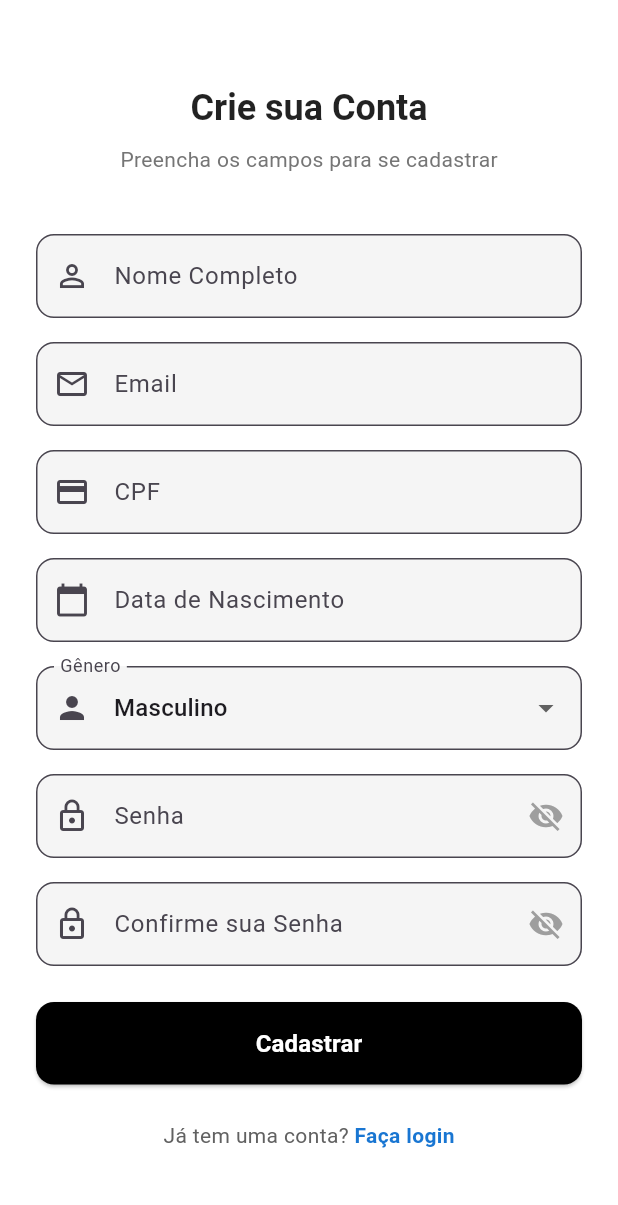
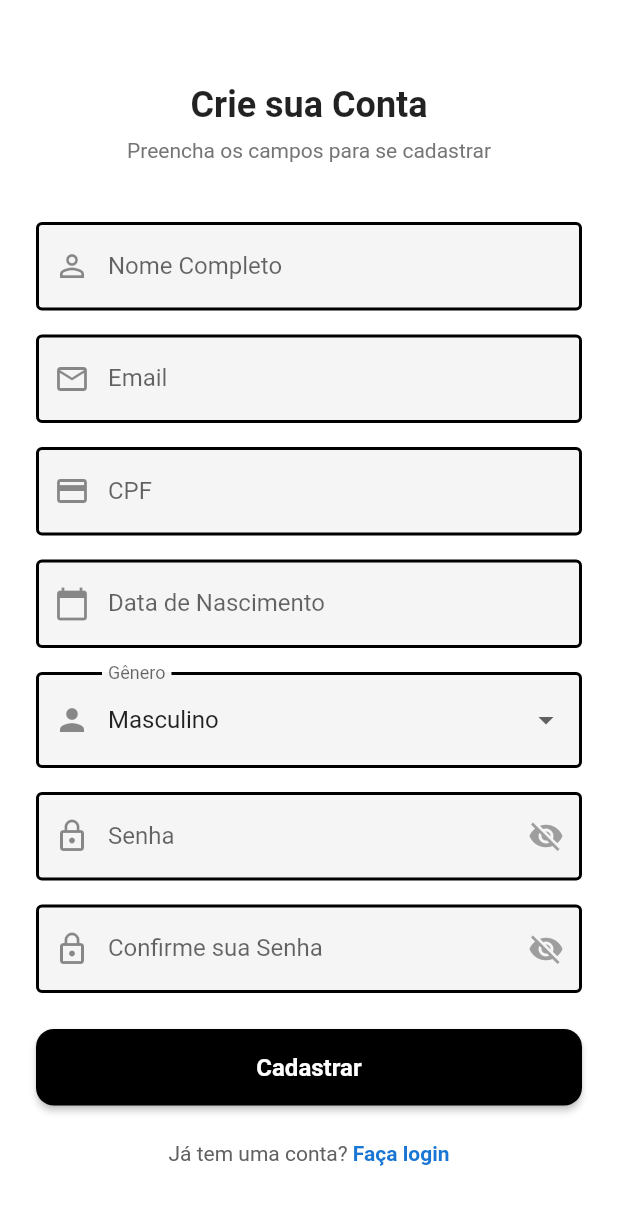
Before and after one commit to opt120-ticke-it/ui-ticke-it, a Flutter app: the screen it shows after launch, after a tap on "Cadastre-se", on a phone screen of 412 x 824 dp. Shown: the top 1205 px of the screen. Run offline on Flutter 3.47's test engine with Material 3 defaults, Android fonts, the phone set to English and light mode, and no system bars; our stand-ins replace flutter_masked_text2, image_picker, qr_flutter; network calls fail.

Commit message:
mudança da cor primaria do projeto

```diff
--- a/lib/main.dart
+++ b/lib/main.dart
@@ -24,8 +24,41 @@ class MyApp extends StatelessWidget {
     return MaterialApp(
       title: 'ticke.it',
       theme: ThemeData(
-        primaryColor: Colors.black, // Define preto como cor principal
+        useMaterial3: false, // 🔹 Desativa o Material 3 para evitar cores automáticas
+        primaryColor: Colors.black,
+        scaffoldBackgroundColor: Colors.white, // 🔹 Fundo branco da tela
+        colorScheme: ColorScheme.light(
+          primary: Colors.black,  // 🔹 Cor principal (afeta botões, seleções, etc.)
+          secondary: Colors.black, // 🔹 Cor de destaque
+          background: Colors.white,
+          surface: Colors.white,
+          onPrimary: Colors.white, // 🔹 Texto e ícones sobre preto
+          onSecondary: Colors.white,
+          onSurface: Colors.black, // 🔹 Texto sobre fundo claro
+          onBackground: Colors.black,
+        ),
+        inputDecorationTheme: InputDecorationTheme(
+          focusedBorder: OutlineInputBorder(
+            borderSide: BorderSide(color: Colors.black, width: 2),
+          ),
+          enabledBorder: OutlineInputBorder(
+            borderSide: BorderSide(color: Colors.black, width: 2),
+          ),
+        ),
+        appBarTheme: AppBarTheme(
+          backgroundColor: Colors.black,
+          iconTheme: IconThemeData(color: Colors.white),
+          titleTextStyle: TextStyle(color: Colors.white, fontSize: 20, fontWeight: FontWeight.bold),
+        ),
+        elevatedButtonTheme: ElevatedButtonThemeData(
+          style: ElevatedButton.styleFrom(
+            backgroundColor: Colors.black,
+            foregroundColor: Colors.white,
+            textStyle: TextStyle(fontSize: 16, fontWeight: FontWeight.bold),
+          ),
+        ),
       ),
+
       debugShowCheckedModeBanner: false,
       home: const LoginScreen(),
 
```
